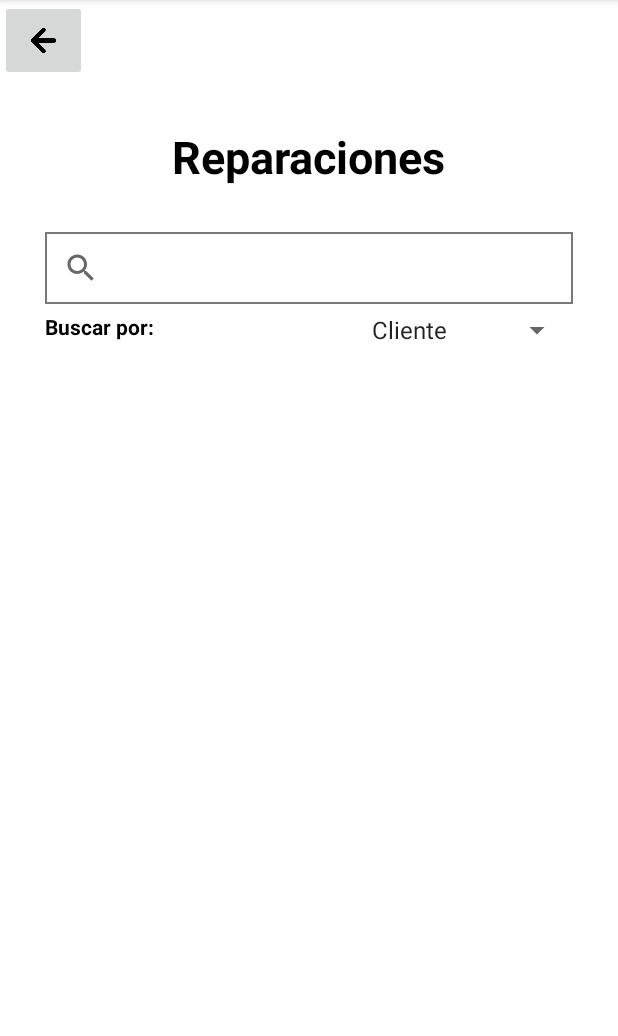
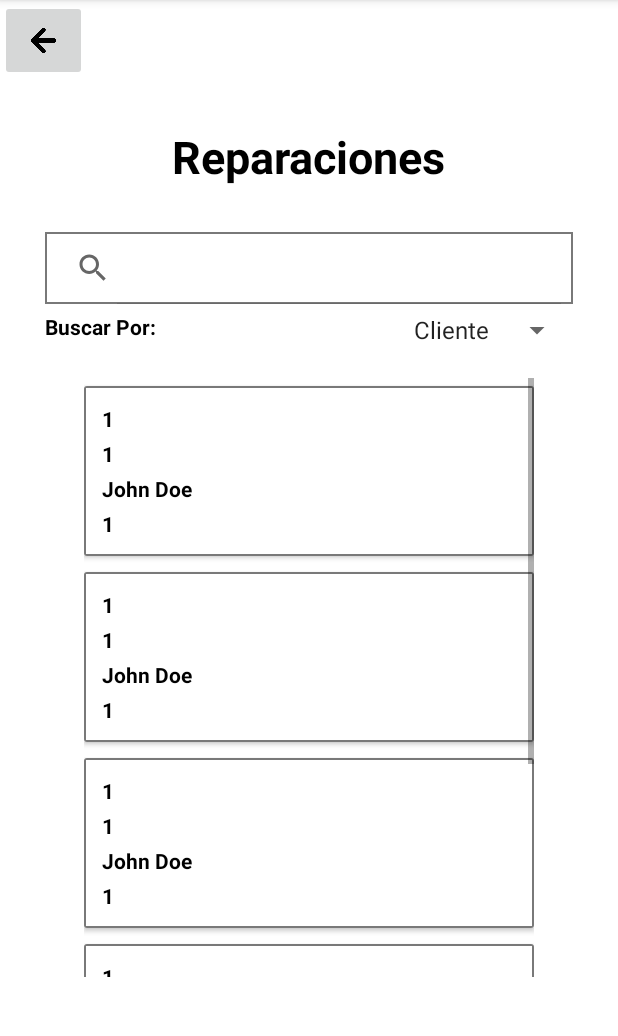
Before and after one commit to Angelo0512/frontend-app-bravo, an Android app: the fragment SearchReparationFragment shown on its own in the app's theme, on a phone screen of 412 x 824 dp, the part 84-1120 px from its top. Run offline under Robolectric (Android 15) with nearby library versions, the phone set to English and light mode, and no system bars.

Commit message:
Functional RecyclerView with Cards

```diff
--- /dev/null
+++ b/app/src/main/java/cr/una/bravo/bravofrontend/ReparationCardAdapter.kt
@@ -0,0 +1,22 @@
+package cr.una.bravo.bravofrontend
+
+import android.view.LayoutInflater
+import android.view.ViewGroup
+import androidx.recyclerview.widget.RecyclerView
+import cr.una.bravo.bravofrontend.data.model.ReparationCard
+import cr.una.bravo.bravofrontend.databinding.ReparationsListItemBinding
+
+class ReparationCardAdapter (private val reparationCards: List<ReparationCard>):
+ RecyclerView.Adapter<ReparationCardViewHolder>(){
+ override fun onCreateViewHolder(parent: ViewGroup, viewType: Int): ReparationCardViewHolder {
+  val from = LayoutInflater.from(parent.context)
+  val binding = ReparationsListItemBinding.inflate(from,parent,false)
+  return ReparationCardViewHolder(binding)
+ }
+
+ override fun onBindViewHolder(holder: ReparationCardViewHolder, position: Int) {
+  holder.bindReparationCard(reparationCards[position])
+ }
+
+ override fun getItemCount(): Int = reparationCards.size
+}
--- /dev/null
+++ b/app/src/main/java/cr/una/bravo/bravofrontend/ReparationCardViewHolder.kt
@@ -0,0 +1,18 @@
+package cr.una.bravo.bravofrontend
+
+import androidx.recyclerview.widget.RecyclerView
+import cr.una.bravo.bravofrontend.data.model.ReparationCard
+import cr.una.bravo.bravofrontend.databinding.ReparationsListItemBinding
+
+
+class ReparationCardViewHolder(
+    private val reparationsListItemBinding: ReparationsListItemBinding
+) : RecyclerView.ViewHolder(reparationsListItemBinding.root)
+{
+    fun bindReparationCard(repCard: ReparationCard){
+        reparationsListItemBinding.reparationId.text = repCard.reparationId
+        reparationsListItemBinding.clientId.text = repCard.clientId
+        reparationsListItemBinding.clientName.text = repCard.clientName
+        reparationsListItemBinding.vehiclePlate.text = repCard.vehiclePlate
+    }
+}
--- a/app/src/main/java/cr/una/bravo/bravofrontend/SearchReparationFragment.kt
+++ b/app/src/main/java/cr/una/bravo/bravofrontend/SearchReparationFragment.kt
@@ -7,11 +7,11 @@ import android.view.View
 import android.view.ViewGroup
 import android.widget.ArrayAdapter
 import android.widget.Spinner
-
-// TODO: Rename parameter arguments, choose names that match
-// the fragment initialization parameters, e.g. ARG_ITEM_NUMBER
-private const val ARG_PARAM1 = "param1"
-private const val ARG_PARAM2 = "param2"
+import androidx.recyclerview.widget.LinearLayoutManager
+import androidx.recyclerview.widget.RecyclerView
+import cr.una.bravo.bravofrontend.data.model.ReparationCard
+import cr.una.bravo.bravofrontend.data.model.reparationCardList
+import cr.una.bravo.bravofrontend.databinding.FragmentMainBinding
 
 /**
  * A simple [Fragment] subclass.
@@ -19,17 +19,7 @@ private const val ARG_PARAM2 = "param2"
  * create an instance of this fragment.
  */
 class SearchReparationFragment : Fragment() {
-    // TODO: Rename and change types of parameters
-    private var param1: String? = null
-    private var param2: String? = null
-
-    override fun onCreate(savedInstanceState: Bundle?) {
-        super.onCreate(savedInstanceState)
-        arguments?.let {
-            param1 = it.getString(ARG_PARAM1)
-            param2 = it.getString(ARG_PARAM2)
-        }
-    }
+    private lateinit var  binding: FragmentMainBinding
 
     override fun onCreateView(
         inflater: LayoutInflater, container: ViewGroup?,
@@ -37,35 +27,67 @@ class SearchReparationFragment : Fragment() {
     ): View? {
         // Inflate the layout for this fragment
         val view : View = inflater.inflate(R.layout.fragment_search_reparation, container, false)
-        val reparation_filter : Spinner = view.findViewById(R.id.reparation_filter)
+
+        //RecyclerView
+
+        val recyclerView : RecyclerView = view.findViewById(R.id.reparationList)
+        recyclerView.setHasFixedSize(true)
+        recyclerView.layoutManager = LinearLayoutManager(view.context)
+        val cardList : List<ReparationCard> = mutableListOf(
+            ReparationCard(
+                reparationId = "1",
+                clientId = "1",
+                clientName = "John Doe",
+                vehiclePlate = "1"
+            ),
+            ReparationCard(
+                reparationId = "1",
+                clientId = "1",
+                clientName = "John Doe",
+                vehiclePlate = "1"
+            ),
+            ReparationCard(
+                reparationId = "1",
+                clientId = "1",
+                clientName = "John Doe",
+                vehiclePlate = "1"
+            ),
+            ReparationCard(
+                reparationId = "1",
+                clientId = "1",
+                clientName = "John Doe",
+                vehiclePlate = "1"
+            ),
+            ReparationCard(
+                reparationId = "1",
+                clientId = "1",
+                clientName = "John Doe",
+                vehiclePlate = "1"
+            )
+        )
+        recyclerView.adapter = ReparationCardAdapter(cardList)
+
+        //Spinner
+        val reparationFilter : Spinner = view.findViewById(R.id.reparationFilter)
         ArrayAdapter.createFromResource(
             this.requireContext(),
             R.array.reparation_filter,
             android.R.layout.simple_spinner_item
         ).also{ adapter ->
             adapter.setDropDownViewResource(android.R.layout.simple_spinner_dropdown_item)
-            reparation_filter.adapter = adapter
+            reparationFilter.adapter = adapter
         }
         return view
     }
 
-    companion object {
-        /**
-         * Use this factory method to create a new instance of
-         * this fragment using the provided parameters.
-         *
-         * @param param1 Parameter 1.
-         * @param param2 Parameter 2.
-         * @return A new instance of fragment SearchReparationFragment.
-         */
-        // TODO: Rename and change types and number of parameters
-        @JvmStatic
-        fun newInstance(param1: String, param2: String) =
-            SearchReparationFragment().apply {
-                arguments = Bundle().apply {
-                    putString(ARG_PARAM1, param1)
-                    putString(ARG_PARAM2, param2)
-                }
-            }
+    // For the mean while
+    private fun populateReparations(){
+        val rep1 = ReparationCard(
+            reparationId = "1",
+            clientId = "1",
+            clientName = "John Doe",
+            vehiclePlate = "1"
+        )
+        reparationCardList.add(rep1)
     }
 }
--- /dev/null
+++ b/app/src/main/java/cr/una/bravo/bravofrontend/data/model/ReparationCard.kt
@@ -0,0 +1,10 @@
+package cr.una.bravo.bravofrontend.data.model
+
+var reparationCardList = mutableListOf<ReparationCard>()
+
+data class ReparationCard(
+    var reparationId: String,
+    var clientId: String,
+    var clientName: String,
+    var vehiclePlate: String
+)
--- a/app/src/main/res/layout/fragment_search_reparation.xml
+++ b/app/src/main/res/layout/fragment_search_reparation.xml
@@ -21,13 +21,12 @@
         android:id="@+id/textView"
         android:layout_width="wrap_content"
         android:layout_height="wrap_content"
-        android:layout_gravity= "center"
+        android:layout_gravity="center"
+        android:layout_marginTop="30dp"
         android:text="@string/reparaciones"
         android:textColor="#000000"
         android:textSize="30sp"
-        android:textStyle="bold"
-        android:layout_marginTop="30dp"
-        />
+        android:textStyle="bold" />
 
     <SearchView
         android:layout_width="match_parent"
@@ -35,6 +34,8 @@
         android:layout_marginLeft="30dp"
         android:layout_marginTop="30dp"
         android:layout_marginRight="30dp"
+        android:id="@+id/reparationSearch"
+        android:iconifiedByDefault="false"
         android:background="@drawable/search_view_background">
 
     </SearchView>
@@ -58,18 +59,19 @@
             android:textStyle="bold" />
 
         <Spinner
-            android:id="@+id/reparation_filter"
-            android:layout_width="142dp"
+            android:id="@+id/reparationFilter"
+            android:layout_width="wrap_content"
             android:layout_height="match_parent" />
     </LinearLayout>
 
     <androidx.recyclerview.widget.RecyclerView
-        android:layout_width="350dp"
-        android:layout_height="354dp"
+        android:id="@+id/reparationList"
+        android:layout_width="300dp"
+        android:layout_height="399dp"
         android:layout_gravity="center"
         android:scrollbars="vertical"
-        tools:listitem="@layout/reparations_list_item"
-        />
+
+        tools:listitem="@layout/reparations_list_item" />
 
 
 </LinearLayout>
--- a/app/src/main/res/layout/reparations_list_item.xml
+++ b/app/src/main/res/layout/reparations_list_item.xml
@@ -3,69 +3,61 @@
     xmlns:app="http://schemas.android.com/apk/res-auto"
     xmlns:tools="http://schemas.android.com/tools"
     android:layout_width="match_parent"
-    android:layout_height="match_parent">
+    android:layout_height="wrap_content">
 
 
     <androidx.cardview.widget.CardView
         android:layout_width="match_parent"
         android:layout_height="wrap_content"
-        android:layout_marginLeft="10dp"
-        android:layout_marginBottom="10dp"
-        android:layout_marginTop="10dp"
-        android:layout_marginRight="10dp">
+        android:layout_marginTop="5dp"
+        android:layout_marginBottom="5dp"
+        android:background="@drawable/search_view_background"
+        >
 
         <LinearLayout
             android:layout_width="match_parent"
             android:layout_height="match_parent"
+            android:background="@drawable/search_view_background"
+            android:clickable="false"
+            android:focusableInTouchMode="true"
             android:orientation="vertical"
-
-            >
-
+            android:padding="10dp">
 
             <TextView
-                android:id="@+id/textView10"
+                android:id="@+id/reparationId"
                 android:layout_width="match_parent"
                 android:layout_height="wrap_content"
-                android:text="TextView"
+                android:layout_margin="2dp"
+                android:text="@string/id_reparacion"
                 android:textColor="#000000"
-                android:textStyle="bold"
-                android:layout_margin="2dp"/>
+                android:textStyle="bold" />
 
             <TextView
-                android:id="@+id/textView11"
+                android:id="@+id/clientId"
                 android:layout_width="match_parent"
                 android:layout_height="wrap_content"
-                android:text="TextView"
+                android:layout_margin="2dp"
+                android:text="@string/cedula"
                 android:textColor="#000000"
-                android:textStyle="bold"
-                android:layout_margin="2dp"/>
+                android:textStyle="bold" />
 
             <TextView
-                android:id="@+id/textView12"
+                android:id="@+id/clientName"
                 android:layout_width="match_parent"
                 android:layout_height="wrap_content"
-                android:text="TextView"
+                android:layout_margin="2dp"
+                android:text="@string/nombre_cliente"
                 android:textColor="#000000"
-                android:textStyle="bold"
-                android:layout_margin="2dp"/>
+                android:textStyle="bold" />
 
             <TextView
-                android:id="@+id/textView16"
+                android:id="@+id/vehiclePlate"
                 android:layout_width="match_parent"
                 android:layout_height="wrap_content"
-                android:text="TextView"
+                android:layout_margin="2dp"
+                android:text="@string/placa_de_vehiculo"
                 android:textColor="#000000"
-                android:textStyle="bold"
-                android:layout_margin="2dp"/>
-
-            <TextView
-                android:id="@+id/textView17"
-                android:layout_width="match_parent"
-                android:layout_height="wrap_content"
-                android:text="TextView"
-                android:textColor="#000000"
-                android:textStyle="bold"
-                android:layout_margin="2dp"/>
+                android:textStyle="bold" />
         </LinearLayout>
     </androidx.cardview.widget.CardView>
 </LinearLayout>
--- a/app/src/main/res/values/strings.xml
+++ b/app/src/main/res/values/strings.xml
@@ -2,8 +2,7 @@
     <string name="app_name">BravoFrontend</string>
     <!-- TODO: Remove or change this placeholder text -->
     <string name="hello_blank_fragment">Hello blank fragment</string>
-    <string name="reparaciones">Reparaciones</string>
-    <string name="buscar_por">Buscar por:</string>
+
 
     <!-- ***Form Strings*** -->
     <!-- Vehicle -->
@@ -47,6 +46,15 @@
     <string name="vehicles_button_desc">Consultar vehiculos</string>
     <string name="reparations_button_desc">Consultar reparaciones</string>
     <string name="insert_reparations_button_desc">Ingresar reparación</string>
+
+    <!-- String related to reparations searcher-->
+    <string name="id_reparacion">Id Reparación:</string>
+    <string name="reparaciones">Reparaciones</string>
+    <string name="buscar_por">Buscar Por:</string>
+    <string name="cedula">Cedula:</string>
+    <string name="nombre_cliente">Nombre Cliente:</string>
+    <string name="placa_de_vehiculo">Placa de Vehículo:</string>
+
     <!-- Search filter reparacion -->
     <string-array name="reparation_filter">
         <item>Cliente</item>
```
